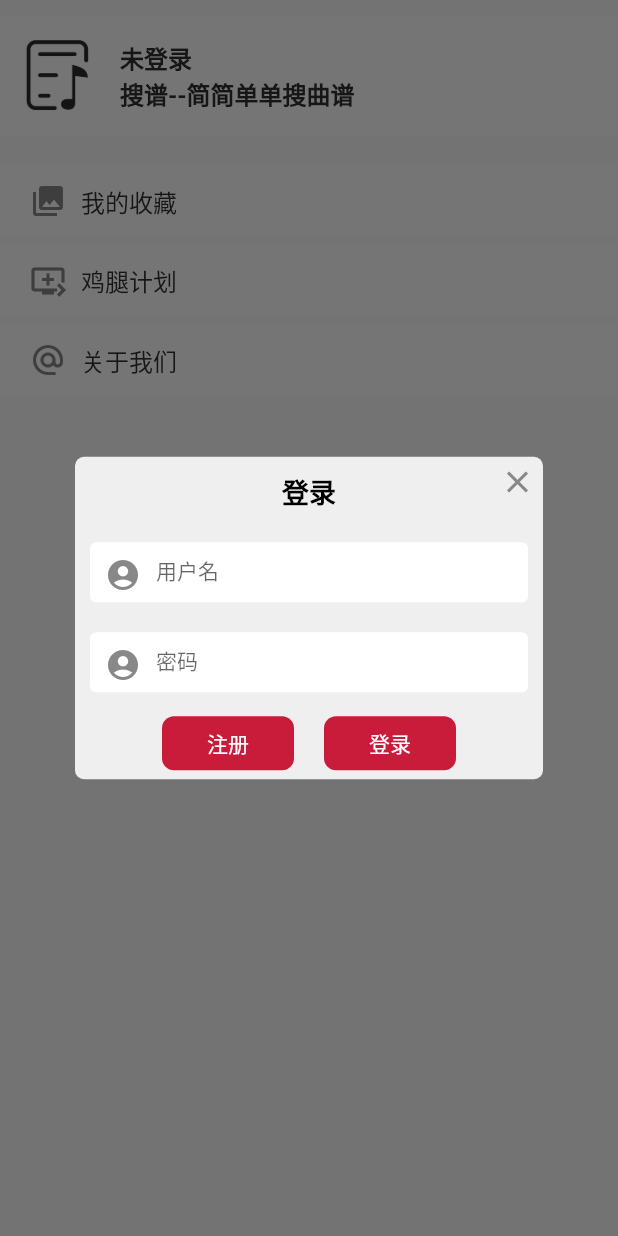
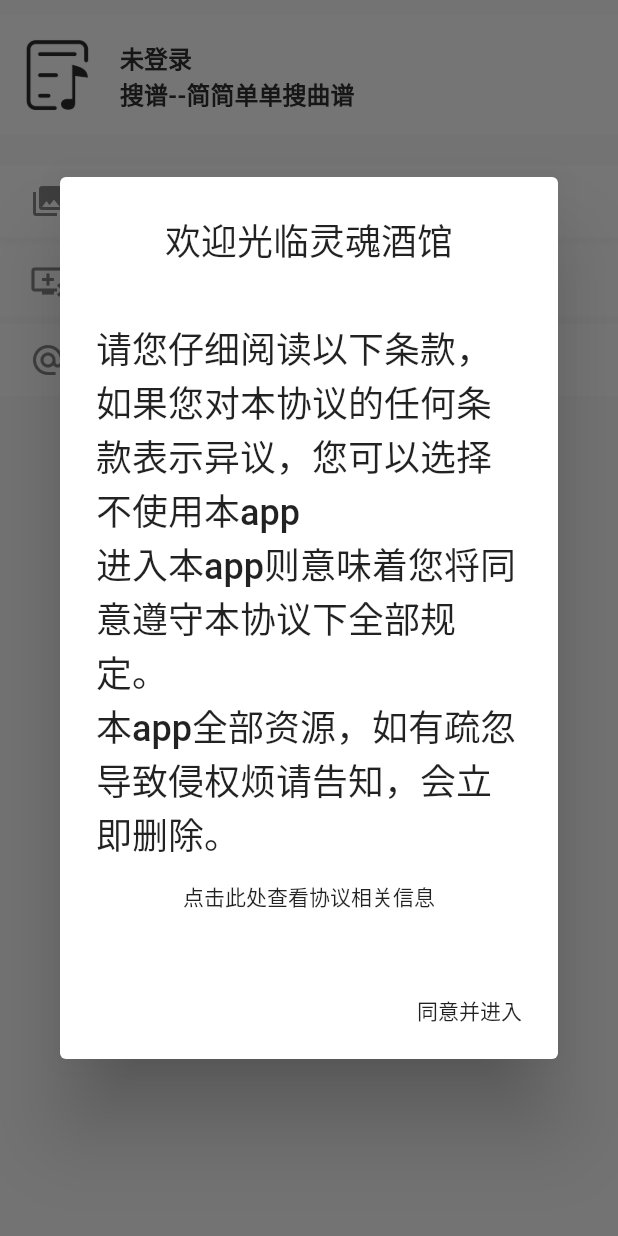
Before and after one commit to ChenYunerer/score_app, a Flutter app: the MinePage widget shown alone on an empty page, opened directly, after a tap on "未登录", on a phone screen of 412 x 824 dp. Run offline on Flutter 3.47's test engine with Material 2 defaults, Android fonts, the phone set to English and light mode, and no system bars; our stand-ins replace dio, fluttertoast, photo_view, shared_preferences; accounts and stored records are empty; generated files the repository leaves out were written again; network calls fail.

Commit message:
feat(ALL): 增加隐私/政策提示

```diff
--- /dev/null
+++ b/lib/dialog/privacy_dialog.dart
@@ -0,0 +1,51 @@
+import 'package:flutter/material.dart';
+import 'package:score_app/util/net_util.dart';
+import 'package:score_app/util/open_url_util.dart';
+
+// 显示隐私条款对话框
+void showPrivacyDialog(BuildContext context, Function option) {
+  showDialog(
+    context: context,
+    builder: (BuildContext context) {
+      return AlertDialog(
+        title: SingleChildScrollView(
+          child: Column(
+            children: <Widget>[
+              Text(
+                "欢迎光临灵魂酒馆\n",
+                style: TextStyle(fontSize: 24),
+              ),
+              Text(
+                "请您仔细阅读以下条款，如果您对本协议的任何条款表示异议，您可以选择不使用本app",
+                style: TextStyle(fontSize: 24),
+              ),
+              Text(
+                "进入本app则意味着您将同意遵守本协议下全部规定。",
+                style: TextStyle(fontSize: 24),
+              ),
+              Text(
+                "本app全部资源，如有疏忽导致侵权烦请告知，会立即删除。",
+                style: TextStyle(fontSize: 24),
+              ),
+              FlatButton(
+                child: Text("点击此处查看协议相关信息"),
+                onPressed: () {
+                  launchURL(NetUtils.PRIVACY_URL);
+                },
+              ),
+            ],
+          ),
+        ),
+        actions: <Widget>[
+          FlatButton(
+            child: Text('同意并进入'),
+            onPressed: () {
+              Navigator.of(context).pop();
+              option();
+            },
+          ),
+        ],
+      );
+    },
+  );
+}
--- a/lib/page/mine_page.dart
+++ b/lib/page/mine_page.dart
@@ -1,7 +1,10 @@
+import 'dart:io';
+
 import 'package:flutter/material.dart';
 import 'package:score_app/bean/user_info_bean.dart';
 import 'package:score_app/config/color_config.dart';
 import 'package:score_app/dialog/login_dialog.dart';
+import 'package:score_app/dialog/privacy_dialog.dart';
 import 'package:score_app/dialog/register_dialog.dart';
 import 'package:score_app/dialog/tip_dialog.dart';
 import 'package:score_app/page/about_us_page.dart';
@@ -57,8 +60,10 @@ class MinePageState extends State<MinePage> {
               if (logined) {
                 return;
               }
-              LoginDialog.showLoadingDialog(context, onLoginSuccessCallBack,
-                  onUserClickRegisterButtonCallBack);
+              showPrivacyDialog(context, () {
+                LoginDialog.showLoadingDialog(context, onLoginSuccessCallBack,
+                    onUserClickRegisterButtonCallBack);
+              });
             },
             child: Row(
               children: <Widget>[
@@ -114,13 +119,13 @@ class MinePageState extends State<MinePage> {
         SizedBox(
           height: 5,
         ),
-        InkWell(
+        Platform.isAndroid ? InkWell(
           onTap: () {
             Navigator.of(context).push(new MaterialPageRoute(
                 builder: (BuildContext context) => new ChickenLegPlanPage()));
           },
           child: _buildDisplayItem(context, Icons.queue_play_next, "鸡腿计划"),
-        ),
+        ) : SizedBox(),
         SizedBox(
           height: 5,
         ),
--- a/lib/util/net_util.dart
+++ b/lib/util/net_util.dart
@@ -9,7 +9,9 @@ import 'package:score_app/util/user_util.dart';
 
 class NetUtils {
   //192.168.0.103 soupu.yuner.fun
-  static var BASE_URL = "http://soupu.yuner.fun:8080/app/";
+  static var DOMAIN = "http://soupu.yuner.fun";
+  static var BASE_URL = DOMAIN + ":8080/app/";
+  static var PRIVACY_URL = DOMAIN + ":8080/privacy.html";
   static var TOKEN_HEADER_KEY = "token";
   static var dio = _init();
   static var netUtil = NetUtils._internal();
--- a/pubspec.yaml
+++ b/pubspec.yaml
@@ -15,6 +15,7 @@ dependencies:
   photo_view: ^0.3.1
   shared_preferences: ^0.5.1+2
   fluttertoast: ^3.0.3
+  url_launcher: ^5.0.2
 
 dev_dependencies:
   flutter_test:
```
Also changed, not shown: lib/util/open_url_util.dart (added, +10 -0 lines), pubspec.lock, 2 other files.
